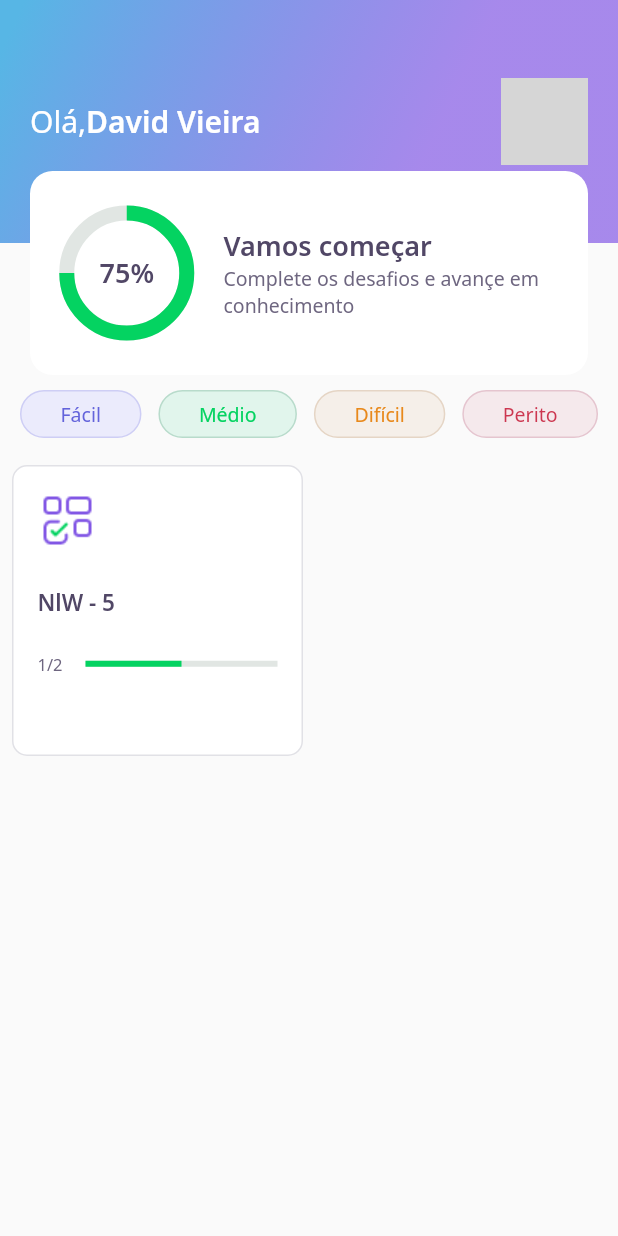
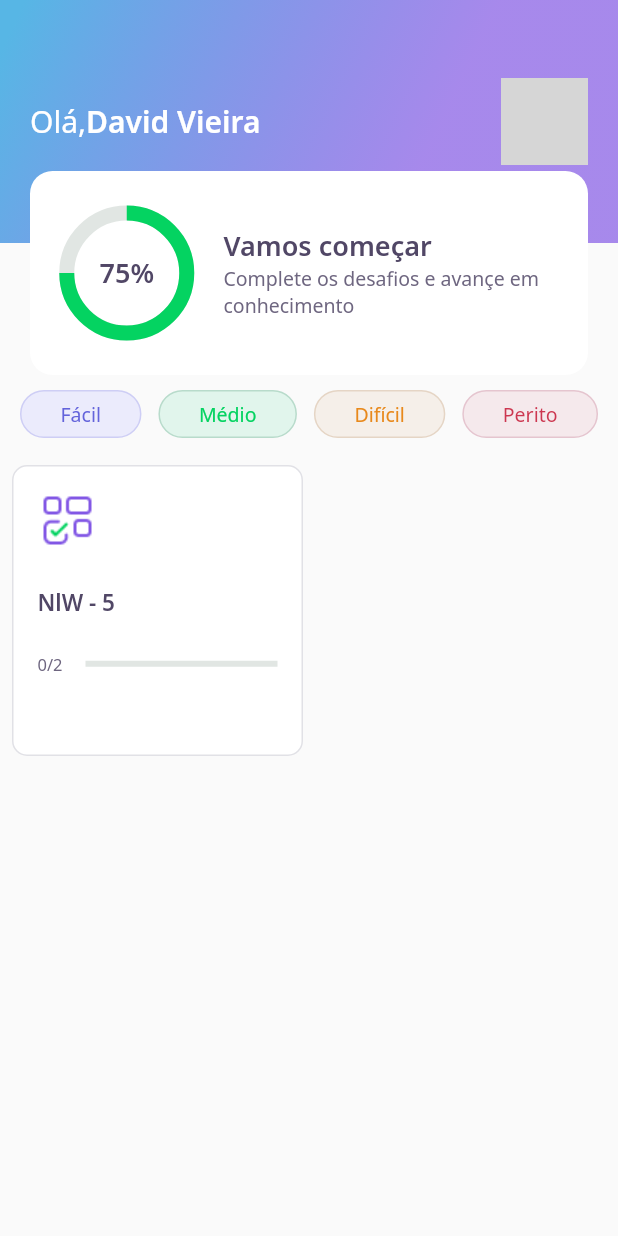
Before and after one commit to David-Vieira-Prog/nlw5_route_flutter, a Flutter app: the screen it shows after launch, on a phone screen of 412 x 824 dp. Run offline on Flutter 3.47's test engine with Material 2 defaults, Android fonts, the phone set to English and light mode, and no system bars; our stand-ins replace google_fonts, share_plus; accounts and stored records are empty; network calls fail; grey boxes are pictures that could not be loaded.

Commit message:
5° e última aula da nlw5

```diff
--- a/assets/database/quizzes.json
+++ b/assets/database/quizzes.json
@@ -2,7 +2,7 @@
   {
     "title": "NlW - 5 ",
     "imagem": "blocks",
-    "questionsAwnsered": 1,
+    "questionsAwnsered": 0,
     "level": "facil",
     "questions": [
       {
--- a/lib/challenge/challenge_controller.dart
+++ b/lib/challenge/challenge_controller.dart
@@ -4,4 +4,5 @@ class ChallengeController {
   final currentPageNotifier = ValueNotifier<int>(1);
   int get currentPage => currentPageNotifier.value;
   set currentPage(int value) => currentPageNotifier.value = value;
+  int quantityRights = 0;
 }
--- a/lib/challenge/widgets/awnser/awnser_widget.dart
+++ b/lib/challenge/widgets/awnser/awnser_widget.dart
@@ -5,7 +5,7 @@ import 'package:flutter/material.dart';
 
 class Awnser extends StatelessWidget {
   final AwnserModel awnser;
-  final VoidCallback onTap;
+  final ValueChanged<bool> onTap;
   final bool isSelected;
   final bool disabled;
   Awnser(
@@ -38,7 +38,9 @@ class Awnser extends StatelessWidget {
       child: IgnorePointer(
         ignoring: disabled,
         child: GestureDetector(
-          onTap: onTap,
+          onTap: () {
+            onTap(awnser.isRight);
+          },
           child: Container(
               padding: EdgeInsets.all(16),
               decoration: BoxDecoration(
--- a/lib/challenge/widgets/next_button/next_button_widget.dart
+++ b/lib/challenge/widgets/next_button/next_button_widget.dart
@@ -1,4 +1,3 @@
-import 'package:devquiz/core/core.dart';
 import 'package:flutter/material.dart';
 import 'package:google_fonts/google_fonts.dart';
 
--- a/lib/core/app_widget.dart
+++ b/lib/core/app_widget.dart
@@ -1,5 +1,4 @@
-import 'package:devquiz/challenge/challenge_page.dart';
-import 'package:devquiz/home/home_page.dart';
+import 'package:devquiz/splash/splash_page.dart';
 import 'package:flutter/material.dart';
 
 class AppWidget extends StatelessWidget {
@@ -8,7 +7,7 @@ class AppWidget extends StatelessWidget {
     return MaterialApp(
       debugShowCheckedModeBanner: false,
       title: "DevQuiz",
-      home: HomePage(),
+      home: SplashPage(),
     );
   }
 }
--- a/lib/home/home_page.dart
+++ b/lib/home/home_page.dart
@@ -57,6 +57,7 @@ class _HomePageState extends State<HomePage> {
                                         context,
                                         MaterialPageRoute(
                                           builder: (context) => ChallengePage(
+                                              title: e.title,
                                               questions: e.questions),
                                         ));
                                   },
--- a/lib/home/widgets/appbar/app_bar_widget.dart
+++ b/lib/home/widgets/appbar/app_bar_widget.dart
@@ -48,7 +48,7 @@ class AppBarWidget extends PreferredSize {
                 ),
                 Align(
                   alignment: Alignment(0.0, 1.0),
-                  child: ScoreCard(),
+                  child: ScoreCard(percent: user.score.toDouble()),
                 )
               ],
             ),
--- a/lib/home/widgets/chart/chart_widget.dart
+++ b/lib/home/widgets/chart/chart_widget.dart
@@ -1,13 +1,39 @@
 import 'package:devquiz/core/core.dart';
 import 'package:flutter/material.dart';
 
-class Chart extends StatelessWidget {
+class Chart extends StatefulWidget {
+  final double percent;
+
+  const Chart({Key? key, required this.percent}) : super(key: key);
+  @override
+  _ChartState createState() => _ChartState();
+}
+
+class _ChartState extends State<Chart> with SingleTickerProviderStateMixin {
+  late AnimationController animationController;
+  late Animation<double> _animation;
+  void initAnimation() {
+    animationController =
+        AnimationController(vsync: this, duration: Duration(seconds: 3));
+    _animation = Tween<double>(begin: 0.0, end: widget.percent)
+        .animate(animationController);
+    animationController.forward();
+  }
+
+  @override
+  void initState() {
+    initAnimation();
+    super.initState();
+  }
+
   @override
   Widget build(BuildContext context) {
     return Container(
         height: 80,
         width: 80,
-      child: Stack(
+        child: AnimatedBuilder(
+          animation: _animation,
+          builder: (context, _) => Stack(
             children: [
               Center(
                 child: Container(
@@ -15,16 +41,18 @@ class Chart extends StatelessWidget {
                   width: 80,
                   child: CircularProgressIndicator(
                     strokeWidth: 10,
-                value: 0.75,
+                    value: _animation.value.toInt() / 100,
                     backgroundColor: AppColors.chartSecondary,
                     valueColor:
                         AlwaysStoppedAnimation<Color>(AppColors.chartPrimary),
                   ),
                 ),
               ),
-          Center(child: Text('75%', style: AppTextStyles.heading))
+              Center(
+                  child: Text("${_animation.value.toInt()}%",
+                      style: AppTextStyles.heading))
             ],
           ),
-    );
+        ));
   }
 }
--- a/lib/home/widgets/score_card/score_card_widget.dart
+++ b/lib/home/widgets/score_card/score_card_widget.dart
@@ -3,6 +3,9 @@ import 'package:flutter/material.dart';
 import 'package:devquiz/core/core.dart';
 
 class ScoreCard extends StatelessWidget {
+  final double percent;
+
+  const ScoreCard({Key? key, required this.percent}) : super(key: key);
   @override
   Widget build(BuildContext context) {
     return Padding(
@@ -16,7 +19,7 @@ class ScoreCard extends StatelessWidget {
             child: Row(
               mainAxisAlignment: MainAxisAlignment.center,
               children: [
-                Expanded(flex: 1, child: Chart()),
+                Expanded(flex: 1, child: Chart(percent: percent)),
                 Expanded(
                   flex: 3,
                   child: Padding(
--- a/lib/splash/splash_page.dart
+++ b/lib/splash/splash_page.dart
@@ -1,9 +1,13 @@
 import 'package:devquiz/core/core.dart';
+import 'package:devquiz/home/home_page.dart';
 import 'package:flutter/material.dart';
 
 class SplashPage extends StatelessWidget {
   @override
   Widget build(BuildContext context) {
+    Future.delayed(Duration(seconds: 2)).then((value) =>
+        Navigator.pushReplacement(
+            context, MaterialPageRoute(builder: (context) => HomePage())));
     return Scaffold(
       body: Container(
         decoration: BoxDecoration(
--- a/pubspec.yaml
+++ b/pubspec.yaml
@@ -10,6 +10,7 @@ dependencies:
     sdk: flutter
   cupertino_icons: ^1.0.2
   google_fonts: ^2.0.0
+  share_plus: ^2.0.1
 
 dev_dependencies:
   flutter_test:
```
Also changed, not shown: lib/challenge/challenge_page.dart (+17 -4 lines), lib/challenge/widgets/quiz/quiz_widget.dart (+5 -5 lines), lib/result_page/result_page.dart (added, +102 -0 lines), pubspec.lock. Lines whose indentation alone changed are shown as unchanged.
